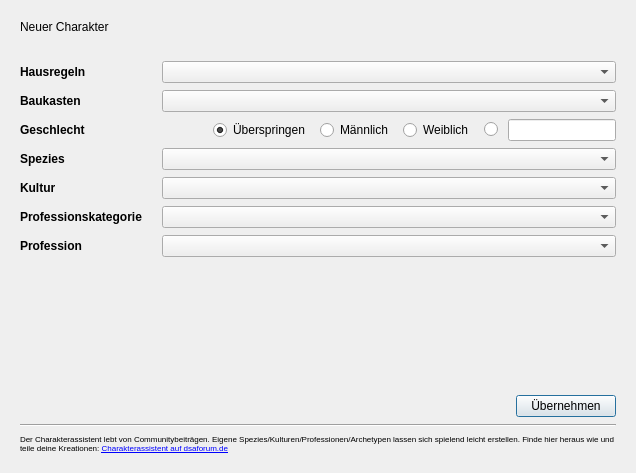
Old version of the form designer/Wizard.ui in the repository Aeolitus/Sephrasto.
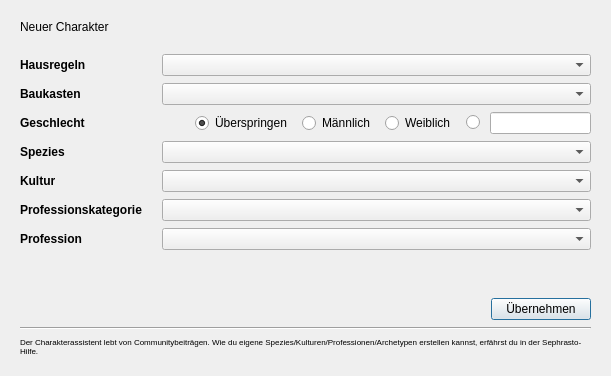
New version of the form.

Commit message: Update wizard info text, link was outdated.

What changed in the file:
```diff
--- a/designer/Wizard.ui
+++ b/designer/Wizard.ui
@@ -9,8 +9,8 @@
    <rect>
     <x>0</x>
     <y>0</y>
-    <width>636</width>
-    <height>473</height>
+    <width>611</width>
+    <height>376</height>
    </rect>
   </property>
   <property name="sizePolicy">
@@ -52,7 +52,7 @@
      <property name="sizeHint" stdset="0">
       <size>
        <width>20</width>
-       <height>20</height>
+       <height>13</height>
       </size>
      </property>
     </spacer>
@@ -258,7 +258,7 @@
       <set>Qt::ImhNone</set>
      </property>
      <property name="text">
-      <string>&lt;html&gt;&lt;head/&gt;&lt;body&gt;&lt;p&gt;Der Charakterassistent lebt von Communitybeiträgen. Eigene Spezies/Kulturen/Professionen/Archetypen lassen sich spielend leicht erstellen. Finde hier heraus wie und teile deine Kreationen: &lt;a href=&quot;https://dsaforum.de/viewtopic.php?f=180&amp;amp;t=56703&quot;&gt;&lt;span style=&quot; text-decoration: underline;&quot;&gt;Charakterassistent auf dsaforum.de&lt;/span&gt;&lt;/a&gt;&lt;/p&gt;&lt;/body&gt;&lt;/html&gt;</string>
+      <string>&lt;html&gt;&lt;head/&gt;&lt;body&gt;&lt;p&gt;Der Charakterassistent lebt von Communitybeiträgen. Wie du eigene Spezies/Kulturen/Professionen/Archetypen erstellen kannst, erfährst du in der Sephrasto-Hilfe.&lt;/p&gt;&lt;/body&gt;&lt;/html&gt;</string>
      </property>
      <property name="textFormat">
       <enum>Qt::RichText</enum>
```
The commit also changes 1 other file.
